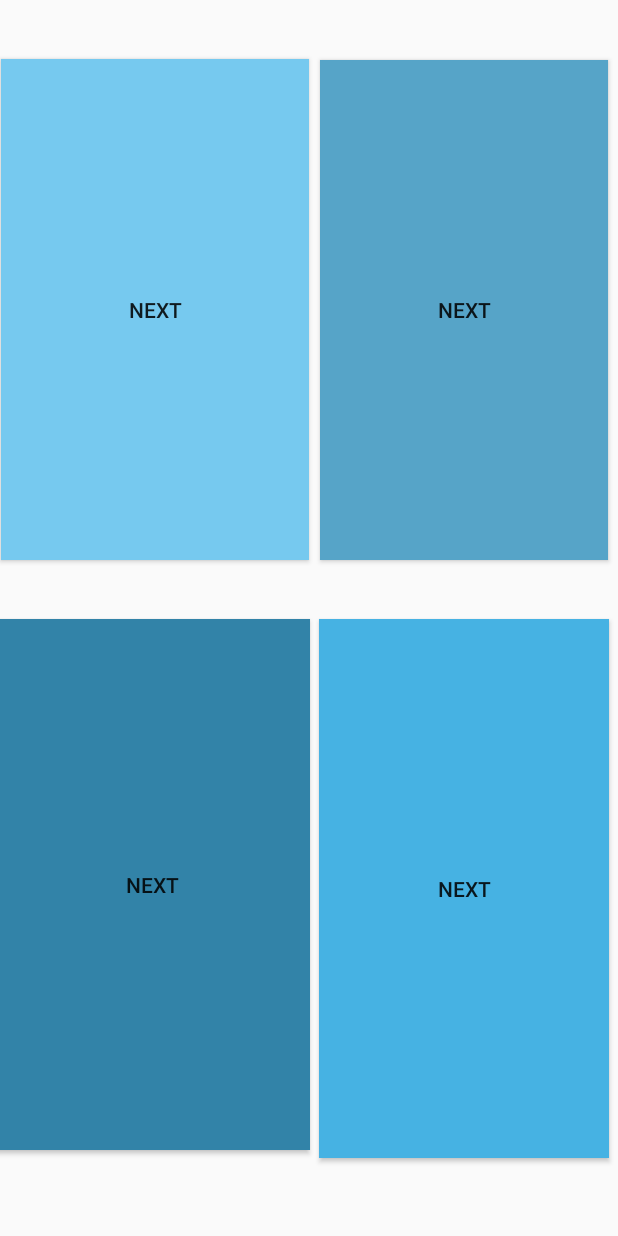
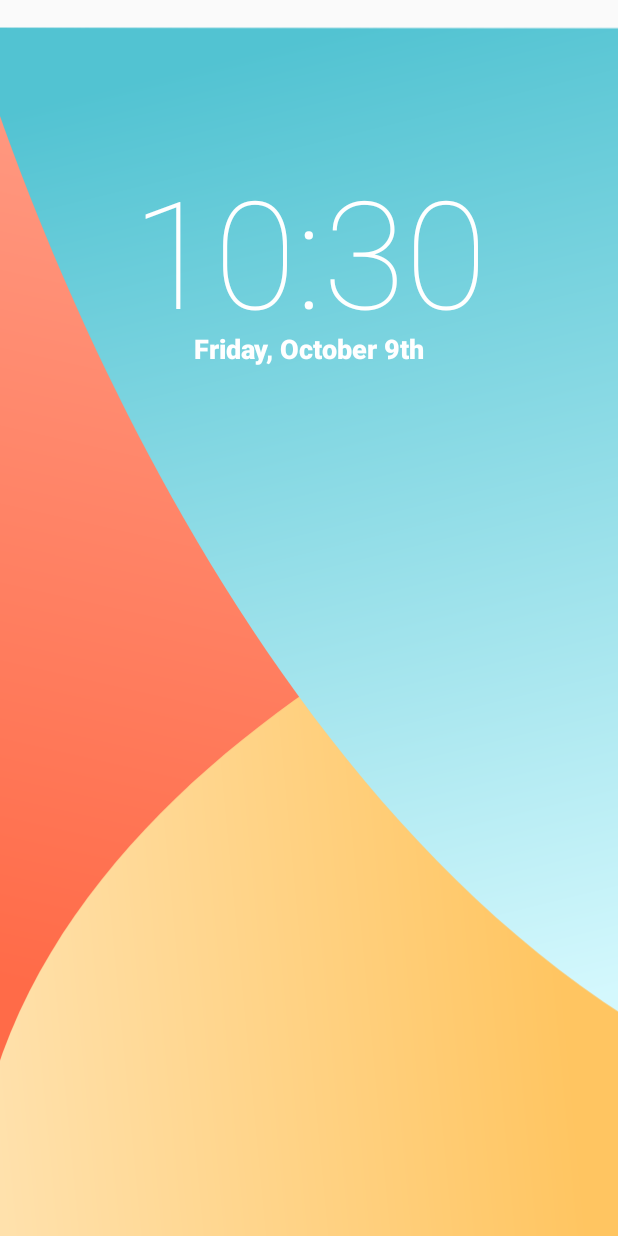
Before and after one commit to amanda-anderson/Authentication-Project, an Android app: the screen it shows after launch (MainActivity), on a phone screen of 412 x 824 dp. Run offline under Robolectric (Android 15) with nearby library versions, the phone set to English and light mode, and no system bars.

Commit message:
Added lock screen design and invisible buttons. Added text clock.

```diff
--- a/app/src/main/java/com/example/authentication_project/FirstFragment.kt
+++ b/app/src/main/java/com/example/authentication_project/FirstFragment.kt
@@ -6,6 +6,8 @@ import android.view.LayoutInflater
 import android.view.View
 import android.view.ViewGroup
 import android.widget.Button
+import android.widget.TextClock
+import android.widget.TextView
 import androidx.navigation.fragment.findNavController
 
 /**
@@ -16,6 +18,7 @@ class FirstFragment : Fragment() {
     var pinCode = mutableListOf("2", "2", "3", "4");
     var pinEntry = mutableListOf("0");
 
+
     override fun onCreateView(
             inflater: LayoutInflater, container: ViewGroup?,
             savedInstanceState: Bundle?
@@ -23,6 +26,7 @@ class FirstFragment : Fragment() {
         // Reset pin
         pinEntry.remove("0");
         // Inflate the layout for this fragment
+
         return inflater.inflate(R.layout.fragment_first, container, false)
     }
 
--- /dev/null
+++ b/app/src/main/res/drawable/lockscreenbackground.xml
@@ -0,0 +1,49 @@
+<vector xmlns:android="http://schemas.android.com/apk/res/android"
+    xmlns:aapt="http://schemas.android.com/aapt"
+    android:width="246dp"
+    android:height="393dp"
+    android:viewportWidth="246"
+    android:viewportHeight="393">
+  <path
+      android:pathData="M1.332,0.346C172.889,82.426 244.998,391.554 244.998,391.554L0.998,391.345L1.332,0.346Z">
+    <aapt:attr name="android:fillColor">
+      <gradient
+          android:startY="318.789"
+          android:startX="51.7211"
+          android:endY="0.546058"
+          android:endX="123.758"
+          android:type="linear">
+        <item android:offset="0" android:color="#FFFF6B48"/>
+        <item android:offset="1" android:color="#FFFFA08A"/>
+      </gradient>
+    </aapt:attr>
+  </path>
+  <path
+      android:pathData="M0.998,392.345C1.143,221.728 245.205,149.554 245.205,149.554L244.998,392.554L0.998,392.345Z">
+    <aapt:attr name="android:fillColor">
+      <gradient
+          android:startY="252.909"
+          android:startX="188.252"
+          android:endY="270.84"
+          android:endX="1.10096"
+          android:type="linear">
+        <item android:offset="0" android:color="#FFFFC561"/>
+        <item android:offset="1" android:color="#FFFFE1AC"/>
+      </gradient>
+    </aapt:attr>
+  </path>
+  <path
+      android:pathData="M245.043,338.554C73.486,256.499 1.332,0.346 1.332,0.346L245.331,0.554L245.043,338.554Z">
+    <aapt:attr name="android:fillColor">
+      <gradient
+          android:startY="0.449852"
+          android:startX="123.331"
+          android:endY="315.604"
+          android:endX="201.017"
+          android:type="linear">
+        <item android:offset="0" android:color="#FF52C3D2"/>
+        <item android:offset="1" android:color="#FFD4F8FD"/>
+      </gradient>
+    </aapt:attr>
+  </path>
+</vector>
--- a/app/src/main/res/layout/fragment_first.xml
+++ b/app/src/main/res/layout/fragment_first.xml
@@ -6,12 +6,26 @@
     android:layout_height="match_parent"
     tools:context=".FirstFragment">
 
+    <ImageView
+        android:id="@+id/imageView"
+        android:layout_width="505dp"
+        android:layout_height="879dp"
+        android:layout_marginEnd="213dp"
+        android:contentDescription="Background"
+        android:src="@drawable/lockscreenbackground"
+        android:visibility="visible"
+        app:layout_constraintBottom_toBottomOf="parent"
+        app:layout_constraintEnd_toEndOf="@+id/button_segment2"
+        app:layout_constraintHorizontal_bias="0.073"
+        app:layout_constraintStart_toStartOf="parent"
+        app:layout_constraintTop_toTopOf="parent"
+        app:layout_constraintVertical_bias="0.344" />
+
     <Button
         android:id="@+id/button_segment4"
         android:layout_width="210dp"
         android:layout_height="354dp"
-        android:background="#3283A8"
-        android:text="@string/next"
+        android:background="#003283A8"
         app:layout_constraintBottom_toBottomOf="parent"
         app:layout_constraintEnd_toStartOf="@+id/guideline3"
         app:layout_constraintHorizontal_bias="1.0"
@@ -23,8 +37,7 @@
         android:id="@+id/button_segment3"
         android:layout_width="193dp"
         android:layout_height="359dp"
-        android:background="#46B2E3"
-        android:text="@string/next"
+        android:background="#0046B2E3"
         app:layout_constraintBottom_toBottomOf="parent"
         app:layout_constraintEnd_toEndOf="parent"
         app:layout_constraintStart_toStartOf="@+id/guideline3"
@@ -35,8 +48,7 @@
         android:id="@+id/button_segment2"
         android:layout_width="192dp"
         android:layout_height="333dp"
-        android:background="#56A4C8"
-        android:text="@string/next"
+        android:background="#0056A4C8"
         app:layout_constraintBottom_toTopOf="@+id/guideline2"
         app:layout_constraintEnd_toEndOf="parent"
         app:layout_constraintHorizontal_bias="0.5"
@@ -48,8 +60,7 @@
         android:id="@+id/button_segment1"
         android:layout_width="205dp"
         android:layout_height="334dp"
-        android:background="#76C9EF"
-        android:text="@string/next"
+        android:background="#0076C9EF"
         app:layout_constraintBottom_toTopOf="@+id/guideline2"
         app:layout_constraintEnd_toStartOf="@+id/guideline3"
         app:layout_constraintHorizontal_bias="0.5"
@@ -69,4 +80,32 @@
         android:layout_height="wrap_content"
         android:orientation="vertical"
         app:layout_constraintGuide_percent="0.5" />
+
+    <TextClock
+        android:id="@+id/clockView"
+        android:layout_width="wrap_content"
+        android:layout_height="wrap_content"
+        android:fontFamily="sans-serif-thin"
+        android:format12Hour="hh:mm"
+        android:format24Hour="hh:mm"
+        android:paddingTop="100sp"
+        android:textColor="#FFFFFF"
+        android:textSize="100sp"
+        app:layout_constraintEnd_toEndOf="parent"
+        app:layout_constraintStart_toStartOf="parent"
+        app:layout_constraintTop_toTopOf="parent" />
+
+    <TextView
+        android:id="@+id/textView"
+        android:layout_width="wrap_content"
+        android:layout_height="wrap_content"
+        android:fontFamily="sans-serif-black"
+        android:paddingTop="220sp"
+        android:text="Friday, October 9th"
+        android:textColor="#FFFFFF"
+        android:textSize="18sp"
+        app:layout_constraintEnd_toEndOf="parent"
+        app:layout_constraintStart_toStartOf="parent"
+        app:layout_constraintTop_toTopOf="parent" />
+
 </androidx.constraintlayout.widget.ConstraintLayout>
--- a/app/src/main/res/values/strings.xml
+++ b/app/src/main/res/values/strings.xml
@@ -9,4 +9,5 @@
 
     <string name="hello_first_fragment">Hello first fragment</string>
     <string name="hello_second_fragment">Hello second fragment. Arg: %1$s</string>
+
 </resources>
```
